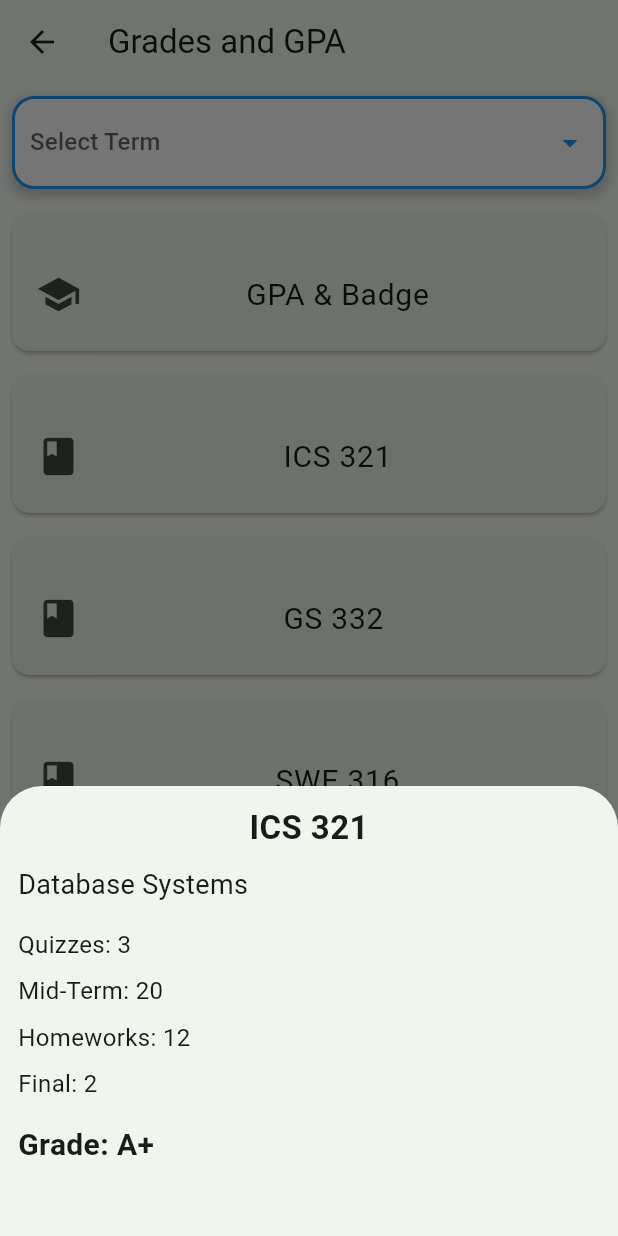
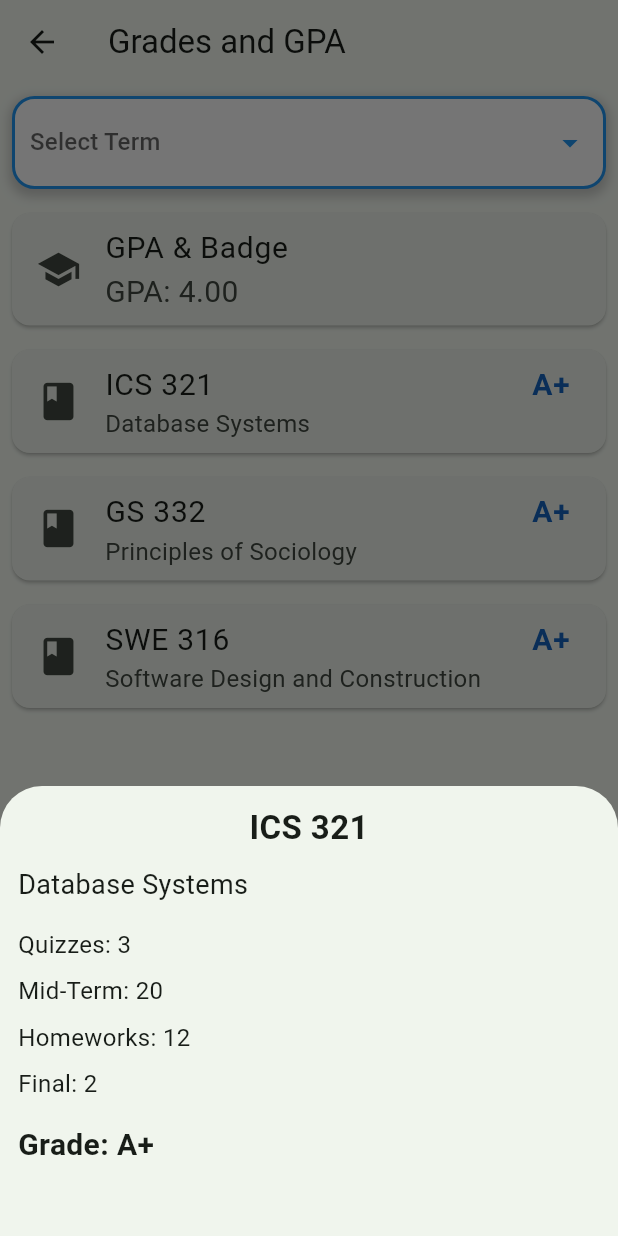
Before and after one commit to haidar1337/flutter-hackathon-uniapp-2023, a Flutter app: the GradesPage screen opened directly, after a tap on "ICS 321", on a phone screen of 412 x 824 dp. Run offline on Flutter 3.47's test engine with Material 3 defaults, Android fonts, the light colour scheme and no system bars; our stand-ins replace firebase_auth, firebase_core, flutter_riverpod, syncfusion_flutter_calendar, table_calendar; accounts and stored records are empty.

Commit message:
fixed grades error

```diff
--- a/lib/common_widgets/custom_card_widget.dart
+++ b/lib/common_widgets/custom_card_widget.dart
@@ -4,8 +4,10 @@ class CustomCardWidget extends StatelessWidget {
   final String title;
   final Text? subtitle; // Optional subtitle for additional text
   final IconData icon;
+  final String? grade;
   final Widget? trailing; // Optional trailing widget
   final VoidCallback? onTap;
+  final Color? color;
 
   const CustomCardWidget({
     Key? key,
@@ -14,6 +16,8 @@ class CustomCardWidget extends StatelessWidget {
     required this.icon,
     this.trailing, // Optional trailing widget
     this.onTap,
+    this.grade,
+    this.color,
   }) : super(key: key);
 
   @override
@@ -22,20 +26,32 @@ class CustomCardWidget extends StatelessWidget {
       padding: const EdgeInsets.all(4.0),
       child: InkWell(
         onTap: onTap, // Handling tap event
-        child: SizedBox(
-          height: 100,
-          width: 100,
-          child: Card(
+        child: Card(
+          child: Center(
             child: ListTile(
               leading: Icon(
                 icon,
                 size: 30,
               ),
-              title: Center(
-                  child: Text(
-                title,
-                style: const TextStyle(fontSize: 20),
-              )),
+              title: Row(
+                children: [
+                  Text(
+                    title,
+                    style: const TextStyle(fontSize: 20),
+                  ),
+                  Spacer(),
+                  grade != null
+                      ? Text(
+                          " $grade",
+                          style: TextStyle(
+                              fontSize: 20,
+                              color: color,
+                              fontWeight: FontWeight.bold),
+                        )
+                      : const SizedBox(),
+                ],
+              ),
+              subtitle: subtitle,
             ),
           ),
         ),
--- a/lib/common_widgets/custom_grade_card.dart
+++ b/lib/common_widgets/custom_grade_card.dart
@@ -1,21 +1,19 @@
 import 'package:flutter/material.dart';
 import 'package:projectname/common_widgets/custom_card_widget.dart';
+import 'package:projectname/features/grades/data/class_course.dart';
 
 class CustomGradeCard extends StatelessWidget {
-  const CustomGradeCard({required this.course, required this.index, super.key});
-  final course;
-  final index;
+  const CustomGradeCard({required this.course, super.key});
+  final ClassCourse course;
 
   @override
   Widget build(BuildContext context) {
     return CustomCardWidget(
-      title: course[index]["name"],
-      subtitle: Text(course[index]["description"]),
-      trailing: Text(course[index]["grade"],
-          style: TextStyle(
-              color: _getGradeColor(course[index]["grade"]),
-              fontWeight: FontWeight.bold,
-              fontSize: 20)),
+      title: course.name!, // Display course name
+      subtitle: Text(course.description!, // Display course description
+          style: const TextStyle(fontSize: 16)),
+      grade: course.grade!,
+      color: _getGradeColor(course.grade!), // Color based on grade
       onTap: () {
         showModalBottomSheet(
           context: context,
@@ -29,27 +27,27 @@ class CustomGradeCard extends StatelessWidget {
                 crossAxisAlignment: CrossAxisAlignment.start,
                 children: [
                   Center(
-                    child: Text(course[index]["name"],
+                    child: Text(course.name!,
                         style: const TextStyle(
                             fontSize: 22, fontWeight: FontWeight.bold)),
                   ),
                   const SizedBox(height: 10),
-                  Text(course[index]["description"],
+                  Text(course.description!,
                       style: const TextStyle(fontSize: 18)),
                   const SizedBox(height: 15),
-                  Text("Quizzes: ${course[index]['quizzes']}",
+                  Text("Quizzes: ${course.quizzes!}",
                       style: const TextStyle(fontSize: 16)),
                   const SizedBox(height: 8),
-                  Text("Mid-Term: ${course[index]['midterm']}",
+                  Text("Mid-Term: ${course.midterm!}",
                       style: const TextStyle(fontSize: 16)),
                   const SizedBox(height: 8),
-                  Text("Homeworks: ${course[index]['homeworks']}",
+                  Text("Homeworks: ${course.homeworks!}",
                       style: const TextStyle(fontSize: 16)),
                   const SizedBox(height: 8),
-                  Text("Final: ${course[index]['final']}",
+                  Text("Final: ${course.finals!}",
                       style: const TextStyle(fontSize: 16)),
                   const SizedBox(height: 15),
-                  Text("Grade: ${course[index]["grade"]}",
+                  Text("Grade: ${course.grade!}",
                       style: const TextStyle(
                           fontSize: 20, fontWeight: FontWeight.bold)),
                 ],
--- /dev/null
+++ b/lib/features/grades/data/class_course.dart
@@ -0,0 +1,26 @@
+class ClassCourse {
+  final String? name;
+  final String? grade;
+  final String? description;
+  final int? quizzes;
+  final int? midterm;
+  final int? homeworks;
+  final int? finals;
+
+  ClassCourse({
+    this.name,
+    this.grade,
+    this.description,
+    this.quizzes,
+    this.midterm,
+    this.homeworks,
+    this.finals,
+  });
+  get getGrade => grade;
+  get getDescription => description;
+  get getQuizzes => quizzes;
+  get getMidterm => midterm;
+  get getHomeworks => homeworks;
+  get getFinals => finals;
+  get getName => name;
+}
--- a/lib/features/grades/data/grade_data.dart
+++ /dev/null
@@ -1,9 +0,0 @@
-const double gpa = 3.75;
-final List<Map<String, dynamic>> courses = [
-  {
-    "name": "STAT 319",
-    "description": "Prob & Stat:Engrs & Scientists",
-    "grade": "A"
-  },
-  // Add more courses here
-];
--- a/lib/features/grades/presentation/grade_page.dart
+++ b/lib/features/grades/presentation/grade_page.dart
@@ -2,6 +2,7 @@ import 'dart:math';
 import 'package:flutter/material.dart';
 import 'package:projectname/common_widgets/custom_card_widget.dart';
 import 'package:projectname/common_widgets/custom_grade_card.dart';
+import 'package:projectname/features/grades/data/class_course.dart';
 
 class GradesPage extends StatefulWidget {
   const GradesPage({Key? key}) : super(key: key);
@@ -24,18 +25,17 @@ class _GradesPageState extends State<GradesPage> {
   @override
   void initState() {
     super.initState();
-    // Assuming the initial GPA calculation is needed
     gpa = calculateGPA(CourseData.sampleData);
   }
 
-  double calculateGPA(List<dynamic> courses) {
+  double calculateGPA(List<ClassCourse> courses) {
     if (courses.isEmpty) {
       return 0.0;
     }
 
     double totalPoints = 0;
-    for (var course in courses) {
-      totalPoints += _gradeToPoint(course["grade"]);
+    for (ClassCourse course in courses) {
+      totalPoints += _gradeToPoint(course.grade!);
     }
     return totalPoints / courses.length;
   }
@@ -114,9 +114,6 @@ class _GradesPageState extends State<GradesPage> {
               ),
             ),
           ),
-          Expanded(
-            child: ListView(
-              children: [
           CustomCardWidget(
             title: "GPA & Badge",
             subtitle: Text("GPA: ${gpa.toStringAsFixed(2)}",
@@ -126,13 +123,12 @@ class _GradesPageState extends State<GradesPage> {
               // Handle tap
             },
           ),
-                ...List.generate(
-                    CourseData.sampleData.length,
-                    (index) => CustomGradeCard(
-                          course: CourseData.sampleData,
-                          index: index,
-                        )),
-              ],
+          Expanded(
+            child: ListView.builder(
+              itemBuilder: (ctx, index) {
+                return CustomGradeCard(course: CourseData.sampleData[index]);
+              },
+              itemCount: CourseData.sampleData.length,
             ),
           ),
         ],
@@ -146,34 +142,33 @@ class CourseData {
   static final _random = Random();
 
   static int _randomScore(int max) => _random.nextInt(max) + 1;
-
   static get sampleData => [
-        {
-          "name": "ICS 321",
-          "description": "Database Systems",
-          "grade": "A+",
-          "quizzes": _randomScore(10), // Random score out of 10
-          "midterm": _randomScore(25), // Random score out of 25
-          "homeworks": _randomScore(15), // Random score out of 15
-          "final": _randomScore(30), // Random score out of 30
-        },
-        {
-          "name": "GS 332 ",
-          "description": "Principles of Sociology",
-          "grade": "A+",
-          "quizzes": _randomScore(10),
-          "midterm": _randomScore(25),
-          "homeworks": _randomScore(15),
-          "final": _randomScore(30),
-        },
-        {
-          "name": "SWE 316",
-          "description": "Software Design and Construction",
-          "grade": "A+",
-          "quizzes": _randomScore(10),
-          "midterm": _randomScore(25),
-          "homeworks": _randomScore(15),
-          "final": _randomScore(30),
-        }
+        ClassCourse(
+          name: "ICS 321",
+          description: "Database Systems",
+          grade: "A+",
+          quizzes: _randomScore(10), // Random score out of 10
+          midterm: _randomScore(25), // Random score out of 25
+          homeworks: _randomScore(15), // Random score out of 15
+          finals: _randomScore(30), // Random score out of 30
+        ),
+        ClassCourse(
+          name: "GS 332 ",
+          description: "Principles of Sociology",
+          grade: "A+",
+          quizzes: _randomScore(10),
+          midterm: _randomScore(25),
+          homeworks: _randomScore(15),
+          finals: _randomScore(30),
+        ),
+        ClassCourse(
+          name: "SWE 316",
+          description: "Software Design and Construction",
+          grade: "A+",
+          quizzes: _randomScore(10),
+          midterm: _randomScore(25),
+          homeworks: _randomScore(15),
+          finals: _randomScore(30),
+        )
       ];
 }
--- a/lib/main.dart
+++ b/lib/main.dart
@@ -2,7 +2,6 @@ import 'package:firebase_core/firebase_core.dart';
 import 'package:flutter/material.dart';
 import 'package:flutter_riverpod/flutter_riverpod.dart';
 import 'package:projectname/features/authentication/presentation/login.dart';
-import 'package:projectname/features/grades/presentation/grade_page.dart';
 import 'package:projectname/firebase_options.dart';
 
 void main() async {
```
Also changed, not shown: pubspec.lock, 2 other files. Lines whose indentation alone changed are shown as unchanged.
